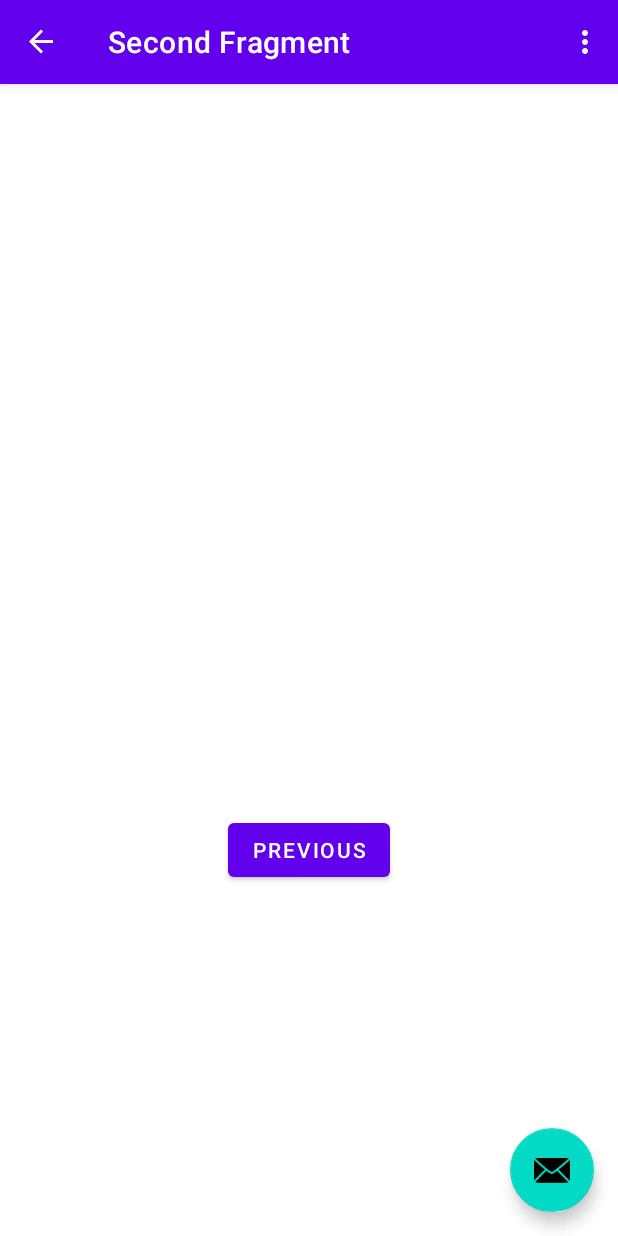
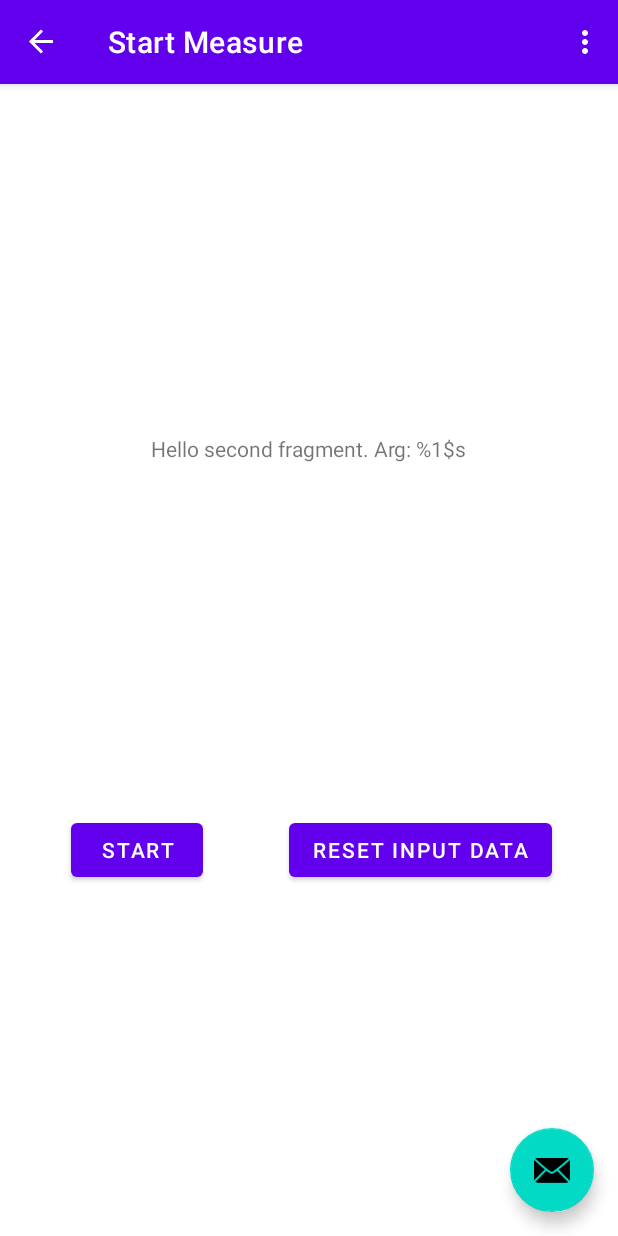
Before and after one commit to stepi2299/PhoneRuler, an Android app: the StartMeasuring screen opened through its navigation route, on a phone screen of 412 x 824 dp. Run offline under Robolectric (Android 15) with nearby library versions, the phone set to English and light mode, and no system bars; our stand-ins replace navigation-ui.

Commit message:
creating navigation and probably all layouts and transition

```diff
--- a/app/src/main/java/com/example/phoneruler/FirstFragment.java
+++ b/app/src/main/java/com/example/phoneruler/InputData.java
@@ -9,11 +9,11 @@ import androidx.annotation.NonNull;
 import androidx.fragment.app.Fragment;
 import androidx.navigation.fragment.NavHostFragment;
 
-import com.example.phoneruler.databinding.FragmentFirstBinding;
+import com.example.phoneruler.databinding.InputDataBinding;
 
-public class FirstFragment extends Fragment {
+public class InputData extends Fragment {
 
-    private FragmentFirstBinding binding;
+    private InputDataBinding binding;
 
     @Override
     public View onCreateView(
@@ -21,7 +21,7 @@ public class FirstFragment extends Fragment {
             Bundle savedInstanceState
     ) {
 
-        binding = FragmentFirstBinding.inflate(inflater, container, false);
+        binding = InputDataBinding.inflate(inflater, container, false);
         return binding.getRoot();
 
     }
@@ -32,7 +32,7 @@ public class FirstFragment extends Fragment {
         binding.buttonFirst.setOnClickListener(new View.OnClickListener() {
             @Override
             public void onClick(View view) {
-                NavHostFragment.findNavController(FirstFragment.this)
+                NavHostFragment.findNavController(InputData.this)
                         .navigate(R.id.action_FirstFragment_to_SecondFragment);
             }
         });
--- a/app/src/main/java/com/example/phoneruler/SecondFragment.java
+++ b/app/src/main/java/com/example/phoneruler/StartMeasuring.java
@@ -9,11 +9,11 @@ import androidx.annotation.NonNull;
 import androidx.fragment.app.Fragment;
 import androidx.navigation.fragment.NavHostFragment;
 
-import com.example.phoneruler.databinding.FragmentSecondBinding;
+import com.example.phoneruler.databinding.StartMeasuringBinding;
 
-public class SecondFragment extends Fragment {
+public class StartMeasuring extends Fragment {
 
-    private FragmentSecondBinding binding;
+    private StartMeasuringBinding binding;
 
     @Override
     public View onCreateView(
@@ -21,7 +21,7 @@ public class SecondFragment extends Fragment {
             Bundle savedInstanceState
     ) {
 
-        binding = FragmentSecondBinding.inflate(inflater, container, false);
+        binding = StartMeasuringBinding.inflate(inflater, container, false);
         return binding.getRoot();
 
     }
@@ -32,8 +32,16 @@ public class SecondFragment extends Fragment {
         binding.buttonSecond.setOnClickListener(new View.OnClickListener() {
             @Override
             public void onClick(View view) {
-                NavHostFragment.findNavController(SecondFragment.this)
+                NavHostFragment.findNavController(StartMeasuring.this)
                         .navigate(R.id.action_SecondFragment_to_FirstFragment);
+            }
+        });
+
+        binding.startMeasure.setOnClickListener(new View.OnClickListener() {
+            @Override
+            public void onClick(View view) {
+                NavHostFragment.findNavController(StartMeasuring.this)
+                        .navigate(R.id.action_SecondFragment_to_MeasureFragment);
             }
         });
     }
--- a/app/src/main/res/layout/fragment_first.xml
+++ b/app/src/main/res/layout/input_data.xml
@@ -4,7 +4,7 @@
     xmlns:tools="http://schemas.android.com/tools"
     android:layout_width="match_parent"
     android:layout_height="match_parent"
-    tools:context=".FirstFragment">
+    tools:context=".InputData">
 
     <TextView
         android:id="@+id/textview_first"
--- a/app/src/main/res/layout/fragment_second.xml
+++ b/app/src/main/res/layout/start_measuring.xml
@@ -4,12 +4,13 @@
     xmlns:tools="http://schemas.android.com/tools"
     android:layout_width="match_parent"
     android:layout_height="match_parent"
-    tools:context=".SecondFragment">
+    tools:context=".StartMeasuring">
 
     <TextView
         android:id="@+id/textview_second"
         android:layout_width="wrap_content"
         android:layout_height="wrap_content"
+        android:text="@string/hello_second_fragment"
         app:layout_constraintBottom_toTopOf="@id/button_second"
         app:layout_constraintEnd_toEndOf="parent"
         app:layout_constraintStart_toStartOf="parent"
@@ -22,6 +23,21 @@
         android:text="@string/previous"
         app:layout_constraintBottom_toBottomOf="parent"
         app:layout_constraintEnd_toEndOf="parent"
+        app:layout_constraintHorizontal_bias="0.813"
         app:layout_constraintStart_toStartOf="parent"
         app:layout_constraintTop_toBottomOf="@id/textview_second" />
+
+    <Button
+        android:id="@+id/start_measure"
+        android:layout_width="wrap_content"
+        android:layout_height="48dp"
+        android:layout_marginStart="70dp"
+        android:layout_marginTop="270dp"
+        android:layout_marginEnd="80dp"
+        android:text="@string/start_measuring"
+        app:layout_constraintBottom_toBottomOf="@+id/button_second"
+        app:layout_constraintEnd_toStartOf="@+id/button_second"
+        app:layout_constraintStart_toStartOf="parent"
+        app:layout_constraintTop_toTopOf="@+id/button_second"
+        app:layout_constraintVertical_bias="1.0" />
 </androidx.constraintlayout.widget.ConstraintLayout>
--- a/app/src/main/res/navigation/nav_graph.xml
+++ b/app/src/main/res/navigation/nav_graph.xml
@@ -3,26 +3,53 @@
     xmlns:app="http://schemas.android.com/apk/res-auto"
     xmlns:tools="http://schemas.android.com/tools"
     android:id="@+id/nav_graph"
-    app:startDestination="@id/FirstFragment">
+    app:startDestination="@id/InputDimension">
 
     <fragment
-        android:id="@+id/FirstFragment"
-        android:name="com.example.phoneruler.FirstFragment"
+        android:id="@+id/InputDimension"
+        android:name="com.example.phoneruler.InputData"
         android:label="@string/first_fragment_label"
-        tools:layout="@layout/fragment_first">
+        tools:layout="@layout/input_data">
 
         <action
             android:id="@+id/action_FirstFragment_to_SecondFragment"
-            app:destination="@id/SecondFragment" />
+            app:destination="@id/StartMeasuring" />
     </fragment>
     <fragment
-        android:id="@+id/SecondFragment"
-        android:name="com.example.phoneruler.SecondFragment"
+        android:id="@+id/StartMeasuring"
+        android:name="com.example.phoneruler.StartMeasuring"
         android:label="@string/second_fragment_label"
-        tools:layout="@layout/fragment_second">
+        tools:layout="@layout/start_measuring">
 
         <action
             android:id="@+id/action_SecondFragment_to_FirstFragment"
-            app:destination="@id/FirstFragment" />
+            app:destination="@id/InputDimension" />
+        <action
+            android:id="@+id/action_SecondFragment_to_MeasureFragment"
+            app:destination="@id/Measuring" />
+    </fragment>
+    <fragment
+        android:id="@+id/Measuring"
+        android:name="com.example.phoneruler.Measuring"
+        android:label="@string/measure_fragment_label"
+        tools:layout="@layout/measuring">
+
+        <action
+            android:id="@+id/action_MeasureFragment_to_EndMeasureFragment"
+            app:destination="@id/EndMeasuring" />
+    </fragment>
+
+    <fragment
+        android:id="@+id/EndMeasuring"
+        android:name="com.example.phoneruler.EndMeasuring"
+        android:label="@string/end_measure_fragment_label"
+        tools:layout="@layout/end_measuring">
+
+        <action
+            android:id="@+id/repeat_measurement"
+            app:destination="@id/Measuring" />
+        <action
+            android:id="@+id/correct_input_dimension"
+            app:destination="@id/InputDimension" />
     </fragment>
 </navigation>
--- a/app/src/main/res/values/strings.xml
+++ b/app/src/main/res/values/strings.xml
@@ -2,11 +2,18 @@
     <string name="app_name">PhoneRuler</string>
     <string name="action_settings">Settings</string>
     <!-- Strings used for fragments for navigation -->
-    <string name="first_fragment_label">First Fragment</string>
-    <string name="second_fragment_label">Second Fragment</string>
+    <string name="first_fragment_label">Input Dimensions</string>
+    <string name="second_fragment_label">Start Measure</string>
+    <string name="measure_fragment_label">Measure</string>
+    <string name="end_measure_fragment_label">End Measure</string>
     <string name="next">Next</string>
-    <string name="previous">Previous</string>
+    <string name="previous">Reset Input Data</string>
+    <string name="start_measuring">Start</string>
+    <string name="stop_measuring">Stop</string>
+    <string name="measure_again">Repeat</string>
 
     <string name="hello_first_fragment">Hello first fragment</string>
     <string name="hello_second_fragment">Hello second fragment. Arg: %1$s</string>
+    <!-- TODO: Remove or change this placeholder text -->
+    <string name="hello_blank_fragment">Hello blank fragment</string>
 </resources>
```
Also changed, not shown: app/src/main/java/com/example/phoneruler/EndMeasuring.java (added, +92 -0 lines), app/src/main/java/com/example/phoneruler/Measuring.java (added, +82 -0 lines), app/src/main/res/layout/end_measuring.xml (added, +43 -0 lines), app/src/main/res/layout/measuring.xml (added, +29 -0 lines).
